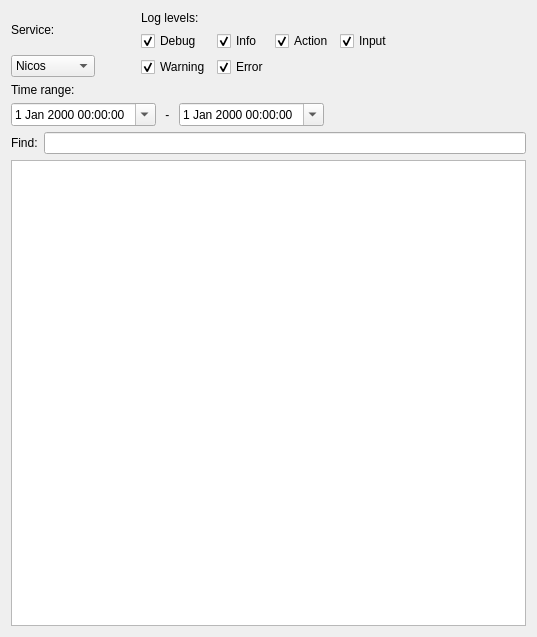
mlz-ictrl/nicos, file lib/nicos/clients/gui/panels/logviewer.ui: the form before one commit.
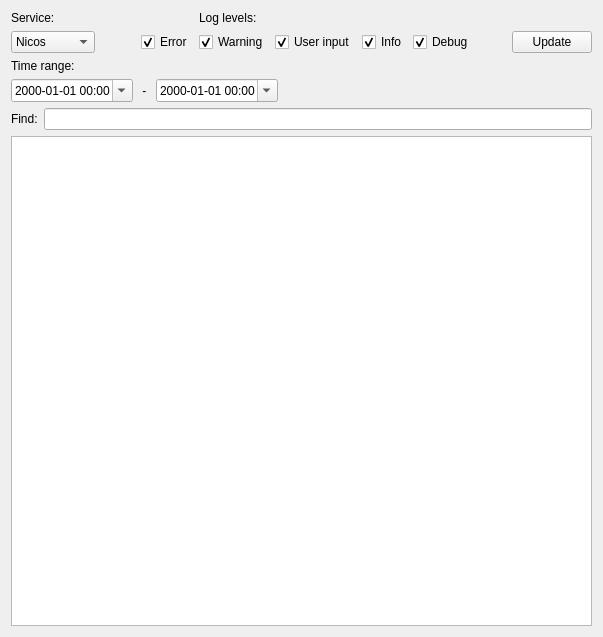
The form after the commit.

Commit message:
GUI (log viewer): several fixes
* remove ACTION and OUTPUT loglevel checkboxes (action will never be in logfiles, OUTPUT is same as INFO)
* fix time parsing and comparison
* prepend current date to lines, since the lines from the logfiles do not have the date in them

Patch:
```diff
--- a/lib/nicos/clients/gui/panels/logviewer.ui
+++ b/lib/nicos/clients/gui/panels/logviewer.ui
@@ -6,7 +6,7 @@
    <rect>
     <x>0</x>
     <y>0</y>
-    <width>537</width>
+    <width>603</width>
     <height>637</height>
    </rect>
   </property>
@@ -18,44 +18,7 @@
     <layout class="QGridLayout" name="gridLayout_4">
      <item row="0" column="2">
       <layout class="QGridLayout" name="gridLayout">
-       <item row="1" column="1">
-        <widget class="QCheckBox" name="levelInfoCheckBox">
-         <property name="text">
-          <string>Info</string>
-         </property>
-         <property name="checked">
-          <bool>true</bool>
-         </property>
-        </widget>
-       </item>
-       <item row="1" column="2">
-        <widget class="QCheckBox" name="levelActionCheckBox">
-         <property name="text">
-          <string>Action</string>
-         </property>
-         <property name="checked">
-          <bool>true</bool>
-         </property>
-        </widget>
-       </item>
-       <item row="0" column="0">
-        <widget class="QLabel" name="label_2">
-         <property name="text">
-          <string>Log levels:</string>
-         </property>
-        </widget>
-       </item>
-       <item row="1" column="0">
-        <widget class="QCheckBox" name="levelDebugCheckBox">
-         <property name="text">
-          <string>Debug</string>
-         </property>
-         <property name="checked">
-          <bool>true</bool>
-         </property>
-        </widget>
-       </item>
-       <item row="1" column="4">
+       <item row="1" column="5">
         <spacer name="horizontalSpacer_2">
          <property name="orientation">
           <enum>Qt::Horizontal</enum>
@@ -68,17 +31,17 @@
          </property>
         </spacer>
        </item>
-       <item row="1" column="3">
+       <item row="1" column="2">
         <widget class="QCheckBox" name="levelInputCheckBox">
          <property name="text">
-          <string>Input</string>
+          <string>User input</string>
          </property>
          <property name="checked">
           <bool>true</bool>
          </property>
         </widget>
        </item>
-       <item row="3" column="0">
+       <item row="1" column="1">
         <widget class="QCheckBox" name="levelWarningCheckBox">
          <property name="text">
           <string>Warning</string>
@@ -88,7 +51,34 @@
          </property>
         </widget>
        </item>
-       <item row="3" column="1">
+       <item row="0" column="1">
+        <widget class="QLabel" name="label_2">
+         <property name="text">
+          <string>Log levels:</string>
+         </property>
+        </widget>
+       </item>
+       <item row="1" column="4">
+        <widget class="QCheckBox" name="levelDebugCheckBox">
+         <property name="text">
+          <string>Debug</string>
+         </property>
+         <property name="checked">
+          <bool>true</bool>
+         </property>
+        </widget>
+       </item>
+       <item row="1" column="3">
+        <widget class="QCheckBox" name="levelInfoCheckBox">
+         <property name="text">
+          <string>Info</string>
+         </property>
+         <property name="checked">
+          <bool>true</bool>
+         </property>
+        </widget>
+       </item>
+       <item row="1" column="0">
         <widget class="QCheckBox" name="levelErrorCheckBox">
          <property name="text">
           <string>Error</string>
@@ -98,6 +88,13 @@
          </property>
         </widget>
        </item>
+       <item row="1" column="6">
+        <widget class="QPushButton" name="updateBtn">
+         <property name="text">
+          <string>Update</string>
+         </property>
+        </widget>
+       </item>
       </layout>
      </item>
      <item row="0" column="0">
@@ -199,6 +196,9 @@
      </item>
      <item row="1" column="0">
       <widget class="QDateTimeEdit" name="dateTimeEditFrom">
+       <property name="displayFormat">
+        <string>yyyy-MM-dd HH:mm</string>
+       </property>
        <property name="calendarPopup">
         <bool>true</bool>
        </property>
@@ -206,6 +206,9 @@
      </item>
      <item row="1" column="2">
       <widget class="QDateTimeEdit" name="dateTimeEditTo">
+       <property name="displayFormat">
+        <string>yyyy-MM-dd HH:mm</string>
+       </property>
        <property name="calendarPopup">
         <bool>true</bool>
        </property>
```
Left out of the diff: 80 changed lines with no effect on the pictures. The commit also changes 1 other file.
